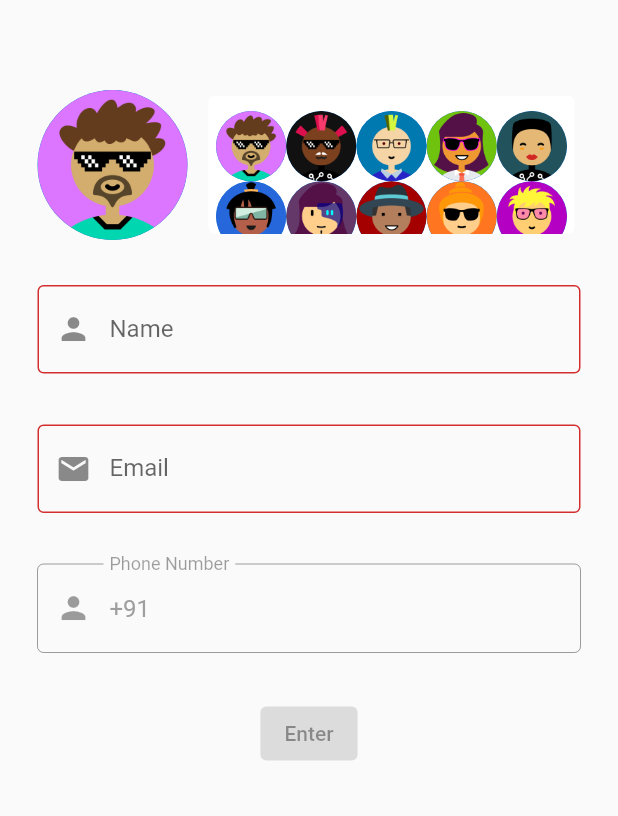
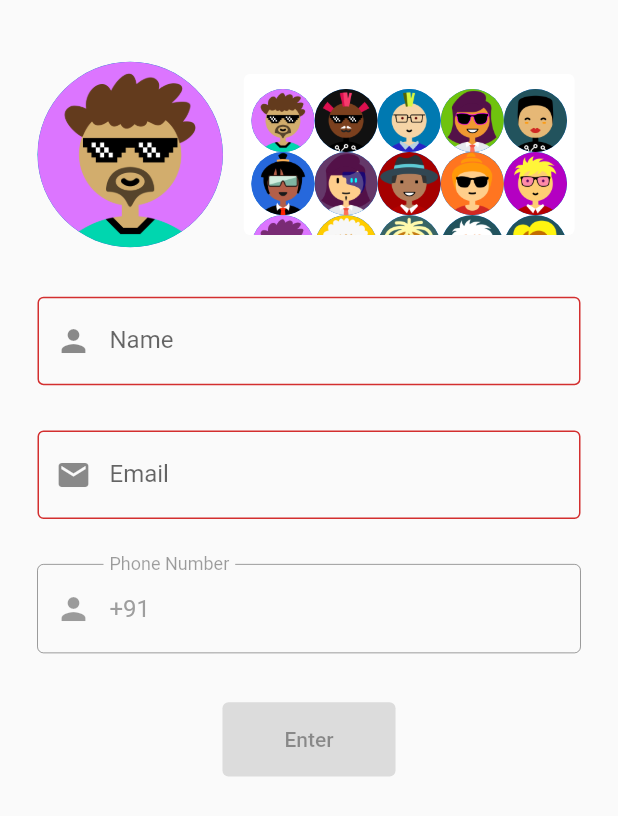
Before and after one commit to Mayuresh-G-Mhatre/public-bicycle-sharing-2, a Flutter app: the RegistrationScreen screen opened directly with empty values, on a phone screen of 412 x 824 dp. Shown: the top 816 px of the screen. Run offline on Flutter 3.47's test engine with Material 2 defaults, Android fonts, the phone set to English and light mode, and no system bars; our stand-ins replace animated_text_kit, lottie, otp_text_field, salomon_bottom_bar, share_plus, shared_preferences and 1 more; accounts and stored records are empty.

Commit message:
resized and made registration screen adaptive

```diff
--- a/lib/main.dart
+++ b/lib/main.dart
@@ -15,7 +15,7 @@ class MyApp extends StatelessWidget {
         primarySwatch: Colors.blue, // hex - #2196F3
       ),
       home: const SplashScreen(),
-      // home: const LoginScreen(), // for testing
+      // home: const RegistrationScreen(phoneNumber: '1234567890'), // for testing
     );
   }
 }
--- a/lib/screens/login/register.dart
+++ b/lib/screens/login/register.dart
@@ -14,6 +14,9 @@ class _RegistrationScreenState extends State<RegistrationScreen> {
   // shared pref //
   SharedPrefGetsNSets sprefs = SharedPrefGetsNSets();
   // shared pref //
+
+  late double width;
+  late double height;
 
   final _formKey = GlobalKey<FormState>();
   String defaultAvatar = 'assets/avatars/1.png';
@@ -35,6 +38,8 @@ class _RegistrationScreenState extends State<RegistrationScreen> {
 
   @override
   Widget build(BuildContext context) {
+    width = MediaQuery.of(context).size.width;
+    height = MediaQuery.of(context).size.height;
     _phoneNumber = widget.phoneNumber; // shared prefs //
     return Scaffold(
       body: SafeArea(
@@ -43,20 +48,26 @@ class _RegistrationScreenState extends State<RegistrationScreen> {
           child: Column(
             // mainAxisAlignment: MainAxisAlignment.center,
             children: [
-              const SizedBox(height: 60.0),
+              SizedBox(height: height * 0.05),
               _avatarBox(),
-              const SizedBox(height: 30.0),
+              SizedBox(height: height * 0.04),
               Form(
                 key: _formKey,
                 child: Column(
                   children: [
                     _nameField(),
-                    const SizedBox(height: 12.0),
+                    SizedBox(height: height * 0.01),
                     _emailField(),
-                    const SizedBox(height: 12.0),
+                    SizedBox(height: height * 0.01),
                     _phoneNumberField(),
-                    const SizedBox(height: 30.0),
+                    SizedBox(height: height * 0.04),
                     ElevatedButton(
+                      style: ElevatedButton.styleFrom(
+                        fixedSize: Size(
+                          width * 0.28,
+                          height * 0.06,
+                        ),
+                      ),
                       onPressed:
                           (_nameErrorText == null && _emailErrorText == null)
                               ? () async {
@@ -73,7 +84,8 @@ class _RegistrationScreenState extends State<RegistrationScreen> {
                                     // logic to store avatar index, name, email and phone number in firestore database //
 
                                     // shared pref //
-                                    await sprefs.setAvatarIndex(_sharedPrefAvatarInd);
+                                    await sprefs
+                                        .setAvatarIndex(_sharedPrefAvatarInd);
                                     await sprefs.setPhoneNumber(_phoneNumber);
                                     await sprefs.setName(_name);
                                     await sprefs.setEmail(_email);
@@ -98,16 +110,14 @@ class _RegistrationScreenState extends State<RegistrationScreen> {
       mainAxisAlignment: MainAxisAlignment.start,
       children: [
         CircleAvatar(
-          radius: 50,
+          radius: width * 0.15,
           backgroundImage: AssetImage(defaultAvatar),
         ),
         const SizedBox(width: 10.0),
-
         Expanded(
           child: SizedBox(
-            // width: MediaQuery.of(context).size.width / 2,
-            width: 200,
-            height: 100,
+            width: width * 0.6,
+            height: height * 0.14,
             child: Card(
               elevation: 0,
               child: GridView.count(
@@ -128,7 +138,7 @@ class _RegistrationScreenState extends State<RegistrationScreen> {
                       });
                     },
                     child: CircleAvatar(
-                      radius: 20,
+                      radius: width * 0.19,
                       backgroundImage: AssetImage('assets/avatars/$index.png'),
                     ),
                   );
@@ -137,40 +147,6 @@ class _RegistrationScreenState extends State<RegistrationScreen> {
             ),
           ),
         )
-
-        // Expanded(
-        //   child: SizedBox(
-        //     width: 400,
-        //     height: 90,
-        //     child: Card(
-        //       child: GridView.builder(
-        //         padding: EdgeInsets.symmetric(
-        //           vertical: 10.0,
-        //           horizontal: 5.0,
-        //         ),
-        //         scrollDirection: Axis.vertical,
-        //         itemCount: _imageUrls.length,
-        //         itemBuilder: (context, index) {
-        //           return IconButton(
-        //             icon: CircleAvatar(
-        //               radius: 20.0,
-        //               backgroundImage: AssetImage(_imageUrls[index]),
-        //             ),
-        //             onPressed: () {
-        //               print(
-        //                   'Pressed on image no: ${_imageUrls[index]}');
-        //             },
-        //           );
-        //         },
-        //         gridDelegate:
-        //             SliverGridDelegateWithFixedCrossAxisCount(
-        //           crossAxisCount: 5,
-        //           crossAxisSpacing: 3.0,
-        //         ),
-        //       ),
-        //     ),
-        //   ),
-        // ),
       ],
     );
   }
```
